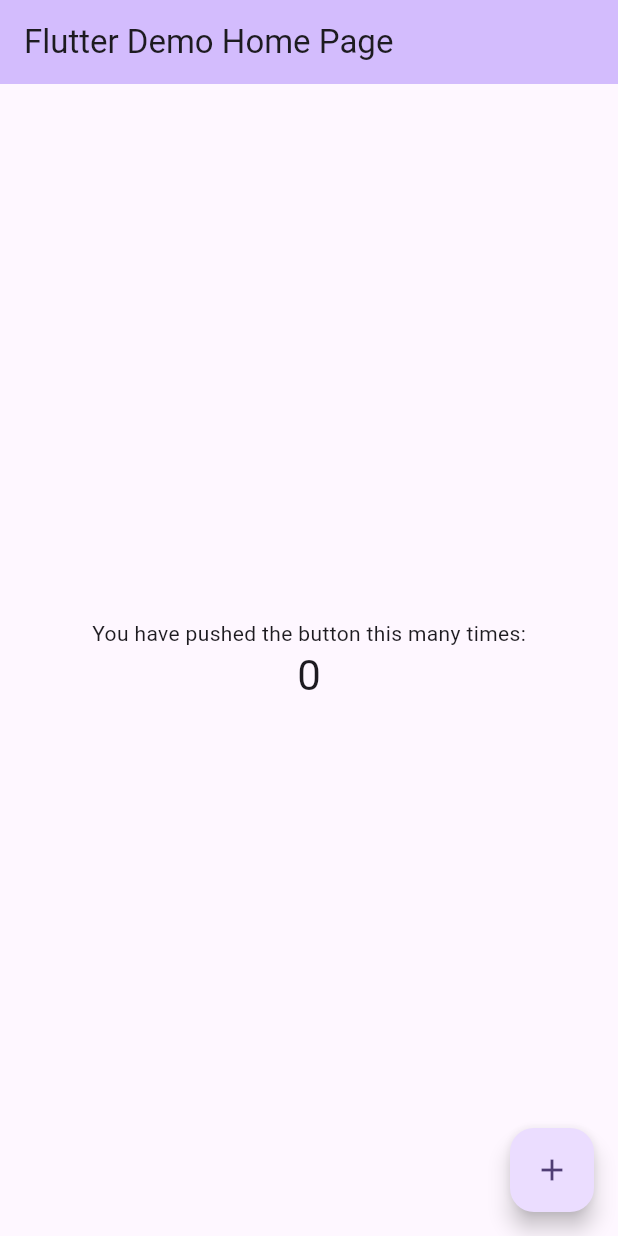
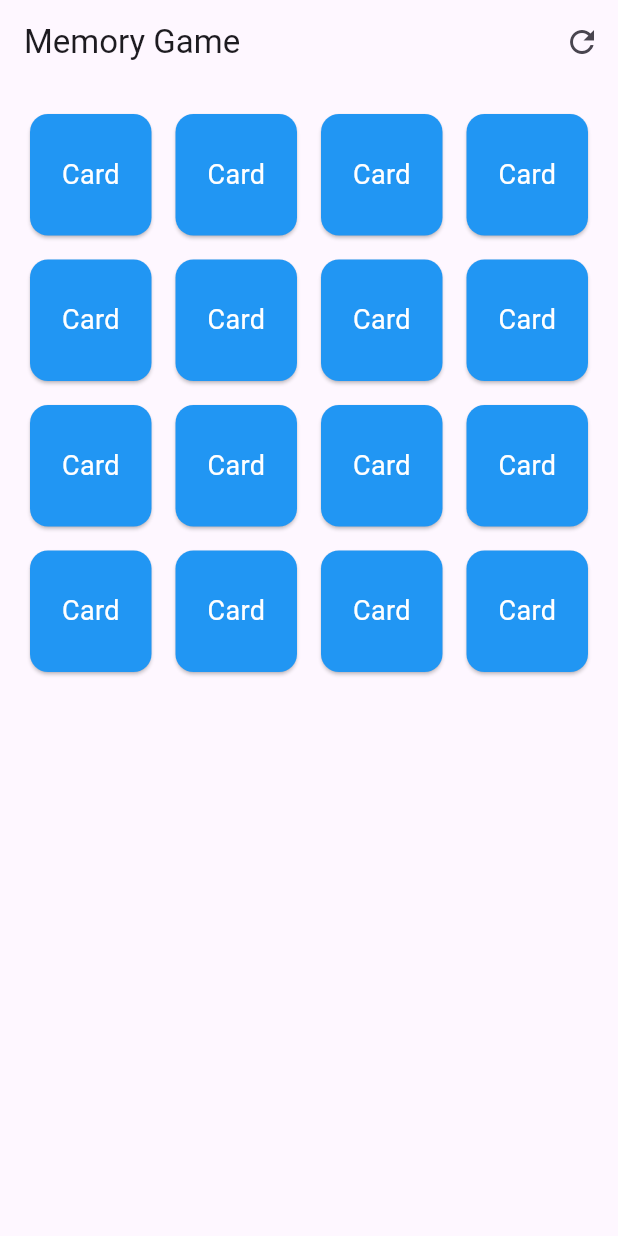
Before and after one commit to Jaugustin3-gsu/card-app, a Flutter app: the screen it shows after launch, on a phone screen of 412 x 824 dp. Run offline on Flutter 3.47's test engine with Material 3 defaults, Android fonts, the phone set to English and light mode, and no system bars.

Commit message:
added grid and restart

```diff
--- a/lib/main.dart
+++ b/lib/main.dart
@@ -1,125 +1,100 @@
 import 'package:flutter/material.dart';
+import 'package:provider/provider.dart'; //
+
+class GameState extends ChangeNotifier {
+  final int gridSize = 4;
+  late List<bool> cardFlipped;  // To track whether a card is flipped or not
+
+  GameState() {
+    resetGame();
+  }
+
+  void resetGame() {
+    cardFlipped = List.generate(gridSize * gridSize, (_) => false);
+    notifyListeners(); // Notify listeners of changes
+  }
+
+  void flipCard(int index) {
+    cardFlipped[index] = !cardFlipped[index];
+    notifyListeners(); // Update UI when card is flipped
+  }
+}
+
+
+
 
 void main() {
-  runApp(const MyApp());
+  runApp(
+    ChangeNotifierProvider(
+      create: (context) => GameState(), // Provide GameState to the app
+      child: const MemoryGameApp(),
+    ),
+  );
 }
 
-class MyApp extends StatelessWidget {
-  const MyApp({super.key});
+class MemoryGameApp extends StatelessWidget {
+  const MemoryGameApp({Key? key}) : super(key: key);
 
-  // This widget is the root of your application.
   @override
   Widget build(BuildContext context) {
     return MaterialApp(
-      title: 'Flutter Demo',
+      debugShowCheckedModeBanner: false,
+      title: 'Memory Game',
       theme: ThemeData(
-        // This is the theme of your application.
-        //
-        // TRY THIS: Try running your application with "flutter run". You'll see
-        // the application has a purple toolbar. Then, without quitting the app,
-        // try changing the seedColor in the colorScheme below to Colors.green
-        // and then invoke "hot reload" (save your changes or press the "hot
-        // reload" button in a Flutter-supported IDE, or press "r" if you used
-        // the command line to start the app).
-        //
-        // Notice that the counter didn't reset back to zero; the application
-        // state is not lost during the reload. To reset the state, use hot
-        // restart instead.
-        //
-        // This works for code too, not just values: Most code changes can be
-        // tested with just a hot reload.
-        colorScheme: ColorScheme.fromSeed(seedColor: Colors.deepPurple),
-        useMaterial3: true,
+        primarySwatch: Colors.blue,
       ),
-      home: const MyHomePage(title: 'Flutter Demo Home Page'),
+      home: const GameScreen(),
     );
   }
 }
 
-class MyHomePage extends StatefulWidget {
-  const MyHomePage({super.key, required this.title});
-
-  // This widget is the home page of your application. It is stateful, meaning
-  // that it has a State object (defined below) that contains fields that affect
-  // how it looks.
-
-  // This class is the configuration for the state. It holds the values (in this
-  // case the title) provided by the parent (in this case the App widget) and
-  // used by the build method of the State. Fields in a Widget subclass are
-  // always marked "final".
-
-  final String title;
-
-  @override
-  State<MyHomePage> createState() => _MyHomePageState();
-}
-
-class _MyHomePageState extends State<MyHomePage> {
-  int _counter = 0;
-
-  void _incrementCounter() {
-    setState(() {
-      // This call to setState tells the Flutter framework that something has
-      // changed in this State, which causes it to rerun the build method below
-      // so that the display can reflect the updated values. If we changed
-      // _counter without calling setState(), then the build method would not be
-      // called again, and so nothing would appear to happen.
-      _counter++;
-    });
-  }
+class GameScreen extends StatelessWidget {
+  const GameScreen({Key? key}) : super(key: key);
 
   @override
   Widget build(BuildContext context) {
-    // This method is rerun every time setState is called, for instance as done
-    // by the _incrementCounter method above.
-    //
-    // The Flutter framework has been optimized to make rerunning build methods
-    // fast, so that you can just rebuild anything that needs updating rather
-    // than having to individually change instances of widgets.
+    final gameState = Provider.of<GameState>(context); // Access the GameState
+
     return Scaffold(
       appBar: AppBar(
-        // TRY THIS: Try changing the color here to a specific color (to
-        // Colors.amber, perhaps?) and trigger a hot reload to see the AppBar
-        // change color while the other colors stay the same.
-        backgroundColor: Theme.of(context).colorScheme.inversePrimary,
-        // Here we take the value from the MyHomePage object that was created by
-        // the App.build method, and use it to set our appbar title.
-        title: Text(widget.title),
+        title: const Text('Memory Game'),
+        actions: [
+          IconButton(
+            icon: const Icon(Icons.refresh),
+            onPressed: () {
+              gameState.resetGame(); // Reset the game
+            },
+          ),
+        ],
       ),
-      body: Center(
-        // Center is a layout widget. It takes a single child and positions it
-        // in the middle of the parent.
-        child: Column(
-          // Column is also a layout widget. It takes a list of children and
-          // arranges them vertically. By default, it sizes itself to fit its
-          // children horizontally, and tries to be as tall as its parent.
-          //
-          // Column has various properties to control how it sizes itself and
-          // how it positions its children. Here we use mainAxisAlignment to
-          // center the children vertically; the main axis here is the vertical
-          // axis because Columns are vertical (the cross axis would be
-          // horizontal).
-          //
-          // TRY THIS: Invoke "debug painting" (choose the "Toggle Debug Paint"
-          // action in the IDE, or press "p" in the console), to see the
-          // wireframe for each widget.
-          mainAxisAlignment: MainAxisAlignment.center,
-          children: <Widget>[
-            const Text(
-              'You have pushed the button this many times:',
-            ),
-            Text(
-              '$_counter',
-              style: Theme.of(context).textTheme.headlineMedium,
-            ),
-          ],
+      body: Padding(
+        padding: const EdgeInsets.all(16.0),
+        child: GridView.builder(
+          gridDelegate: SliverGridDelegateWithFixedCrossAxisCount(
+            crossAxisCount: gameState.gridSize,
+            mainAxisSpacing: 8.0,
+            crossAxisSpacing: 8.0,
+          ),
+          itemCount: gameState.gridSize * gameState.gridSize,
+          itemBuilder: (context, index) {
+            return GestureDetector(
+              onTap: () => gameState.flipCard(index),
+              child: Card(
+                color: Colors.blue, // Card color (for the border)
+                child: Center(
+                  child: gameState.cardFlipped[index]
+                      ? const Icon(Icons.face, color: Colors.white, size: 48.0) // Front of the card (flipped state)
+                      : const Text(
+                          'Card',
+                          style: TextStyle(
+                            color: Colors.white,
+                            fontSize: 18,))
+                ),
+              ),
+            );
+          },
         ),
       ),
-      floatingActionButton: FloatingActionButton(
-        onPressed: _incrementCounter,
-        tooltip: 'Increment',
-        child: const Icon(Icons.add),
-      ), // This trailing comma makes auto-formatting nicer for build methods.
     );
   }
 }
--- a/pubspec.yaml
+++ b/pubspec.yaml
@@ -30,6 +30,7 @@ environment:
 dependencies:
   flutter:
     sdk: flutter
+  provider: ^6.0.0
 
 
   # The following adds the Cupertino Icons font to your application.
```
Also changed, not shown: pubspec.lock.
